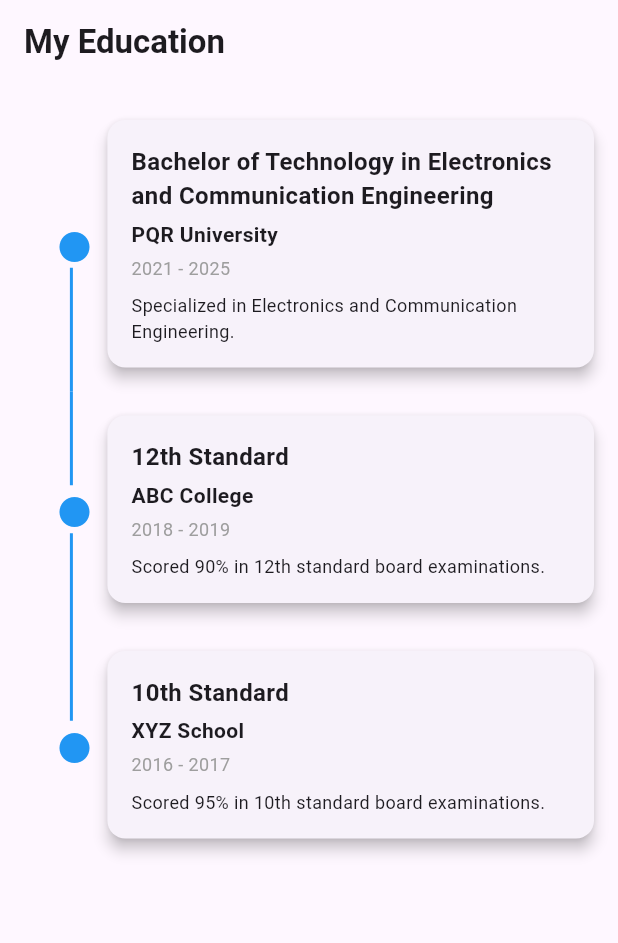
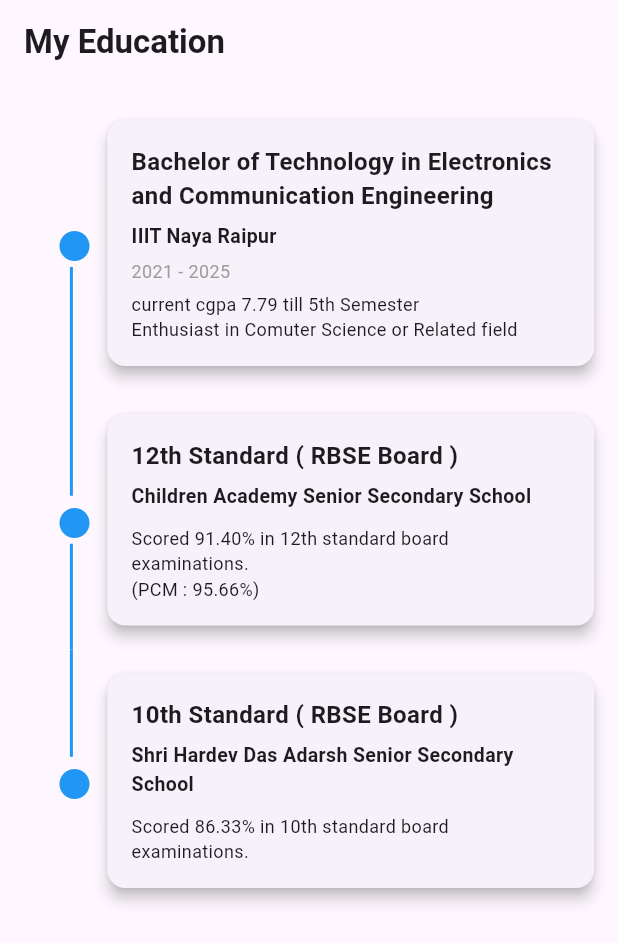
Before and after one commit to sanjiv0286/Portfolio-App, a Flutter app: the EducationScreen screen opened directly, on a phone screen of 412 x 824 dp. Shown: the top 943 px of the screen. Run offline on Flutter 3.47's test engine with Material 3 defaults, Android fonts, the phone set to English and light mode, and no system bars; drawn by our look-alikes of timeline_tile; our stand-ins replace fl_chart, font_awesome_flutter, get, lottie; missing offline and left inert: flutter_pdfview; project files that could hold a hidden picture were left out.

Commit message:
education and resume page created sucessfully

```diff
--- a/lib/Screen/education.dart
+++ b/lib/Screen/education.dart
@@ -1,26 +1,3 @@
-// import 'package:flutter/material.dart';
-
-// class EducationScreen extends StatelessWidget {
-//   const EducationScreen({Key? key}) : super(key: key);
-
-//   @override
-//   Widget build(BuildContext context) {
-//     // return const Center(
-//     //   child: Text('Education Screen Content', style: TextStyle(fontSize: 24)),
-//     // );
-//     return const Scaffold(
-//       // appBar: AppBar(
-//       //   title: const Center(child: Text('Education')),
-//       // ),
-//       body: Center(
-//         child: Text(
-//           "che che",
-//         ),
-//       ),
-//     );
-//   }
-// }
-// **************************************************************************
 import 'package:flutter/material.dart';
 import 'package:timeline_tile/timeline_tile.dart';
 
@@ -28,61 +5,49 @@
   final String degree;
   final String institution;
   final String description;
-  final DateTime startDate;
-  final DateTime endDate;
+  // DateTime startDate;
+  // DateTime endDate;
+  DateTime? startDate;
+  DateTime? endDate;
 
   Education({
     required this.degree,
     required this.institution,
     required this.description,
-    required this.startDate,
-    required this.endDate,
+    // required this.startDate,
+    // required this.endDate,
+    this.startDate,
+    this.endDate,
   });
 }
 
 class EducationScreen extends StatelessWidget {
   EducationScreen({Key? key}) : super(key: key);
 
-  // final List<Education> _educations = [
-  //   Education(
-  //     degree: 'Bachelor of Science in Computer Science',
-  //     institution: 'Tech University',
-  //     description: 'Focused on software engineering and data structures.',
-  //     startDate: DateTime(2016, 9, 1),
-  //     endDate: DateTime(2020, 6, 30),
-  //   ),
-  //   Education(
-  //     degree: 'Master of Science in Software Engineering',
-  //     institution: 'Innovative University',
-  //     description: 'Specialized in scalable software architectures.',
-  //     startDate: DateTime(2021, 9, 1),
-  //     endDate: DateTime(2023, 6, 30),
-  //   ),
-  //   // Add more education entries as needed
-  // ];
-
   final List<Education> _educations = [
     Education(
       degree:
-          'Bachelor of Technology in Electronics and Communication Engineering',
-      institution: 'PQR University',
-      description: 'Specialized in Electronics and Communication Engineering.',
+          'Bachelor of Technology in Electronics and Communication Engineering ',
+      institution: 'IIIT Naya Raipur',
+      description:
+          'current cgpa 7.79 till 5th Semester\nEnthusiast in Comuter Science or Related field',
       startDate: DateTime(2021, 12, 12), // Add actual dates
       endDate: DateTime(2025, 8, 30), // Add actual dates
     ),
     Education(
-      degree: '12th Standard',
-      institution: 'ABC College',
-      description: 'Scored 90% in 12th standard board examinations.',
-      startDate: DateTime(2018, 5, 1), // Add actual dates
-      endDate: DateTime(2019, 3, 30),
+      degree: '12th Standard ( RBSE Board )',
+      institution: 'Children Academy Senior Secondary School',
+      description:
+          'Scored 91.40% in 12th standard board examinations.\n(PCM : 95.66%)',
+      // startDate: DateTime(2018, 5, 1), // Add actual dates
+      // endDate: DateTime(2019, 3, 30),
     ),
     Education(
-      degree: '10th Standard',
-      institution: 'XYZ School',
-      description: 'Scored 95% in 10th standard board examinations.',
-      startDate: DateTime(2016, 6, 1), // Add actual dates
-      endDate: DateTime(2017, 3, 30),
+      degree: '10th Standard ( RBSE Board )',
+      institution: 'Shri Hardev Das Adarsh Senior Secondary School',
+      description: 'Scored 86.33% in 10th standard board examinations.',
+      // startDate: DateTime(2016, 6, 1), // Add actual dates
+      // endDate: DateTime(2017, 3, 30),
     ),
     // Add more education entries as needed
   ];
@@ -152,18 +117,23 @@
               style:
                   const TextStyle(fontSize: 16.0, fontWeight: FontWeight.bold),
             ),
-            const SizedBox(height: 4.0),
+            const SizedBox(height: 6.0),
             Text(
               education.institution,
               style:
-                  const TextStyle(fontSize: 14.0, fontWeight: FontWeight.w600),
+                  const TextStyle(fontSize: 13.0, fontWeight: FontWeight.w700),
             ),
-            const SizedBox(height: 4.0),
-            Text(
-              '${education.startDate.year} - ${education.endDate.year}',
-              style: const TextStyle(fontSize: 12.0, color: Colors.grey),
-            ),
-            const SizedBox(height: 8.0),
+            const SizedBox(height: 5.0),
+            // Text(
+            //   '${education.startDate?.year} - ${education.endDate?.year}',
+            //   style: const TextStyle(fontSize: 12.0, color: Colors.grey),
+            // ),
+            if (education.startDate != null && education.endDate != null)
+              Text(
+                '${education.startDate?.year} - ${education.endDate?.year}',
+                style: const TextStyle(fontSize: 12.0, color: Colors.grey),
+              ),
+            const SizedBox(height: 5.0),
             Text(
               education.description,
               style: const TextStyle(fontSize: 12.0),
@@ -196,23 +166,10 @@
 //   });
 // }
 
+
+
 // class EducationScreen extends StatelessWidget {
-//   const EducationScreen({super.key});
-
-//   @override
-//   Widget build(BuildContext context) {
-//     return MaterialApp(
-//       title: 'Experience Showcase',
-//       theme: ThemeData(
-//         primarySwatch: Colors.blue,
-//       ),
-//       home: ExperienceListScreen(),
-//     );
-//   }
-// }
-
-// class ExperienceListScreen extends StatelessWidget {
-//   ExperienceListScreen({super.key});
+//   EducationScreen({super.key});
 
 //   final List<Experience> _experiences = [
 //     Experience(
@@ -239,13 +196,10 @@
 //     // Add more experiences as needed
 //   ];
 
-
-
-
 //   @override
 //   Widget build(BuildContext context) {
 //     return Scaffold(
-//       backgroundColor: Theme.of(context).colorScheme.background,
+//       // backgroundColor: Theme.of(context).colorScheme.background,
 //       appBar: AppBar(
 //         title: const Text('My Experiences'),
 //       ),
@@ -324,4 +278,4 @@
 //     );
 //   }
 // }
-// // ****************************************************************************
+// ****************************************************************************
```
Also changed, not shown: lib/Screen/resume.dart (+19 -45 lines), lib/main.dart (+15 -15 lines).
